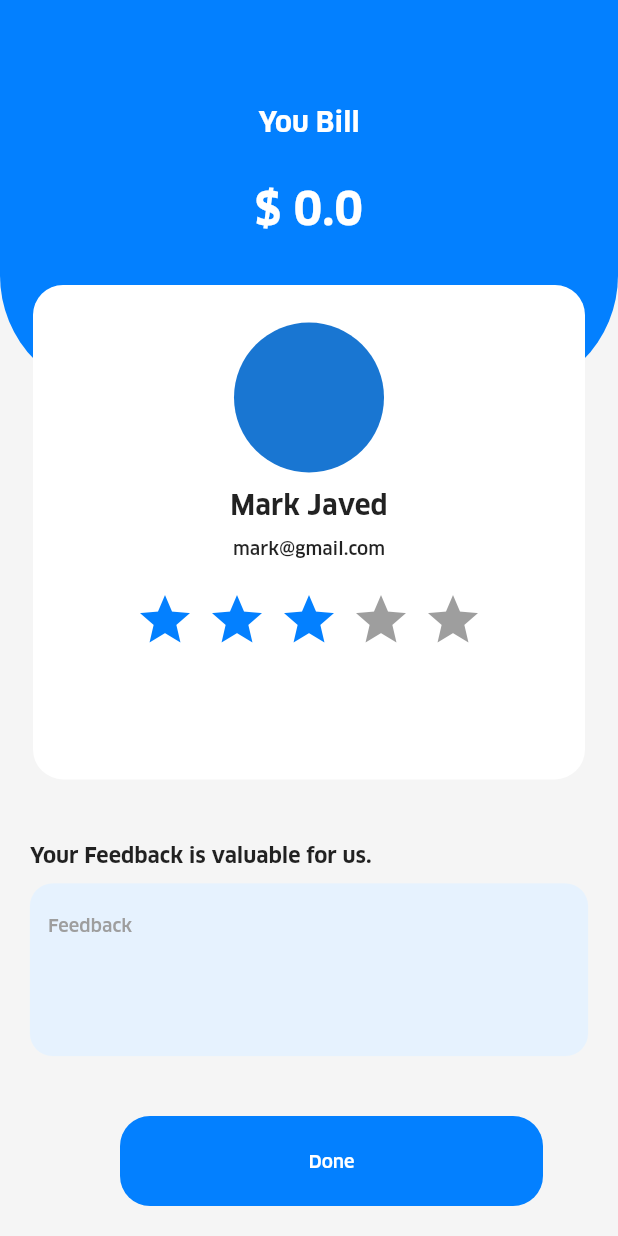
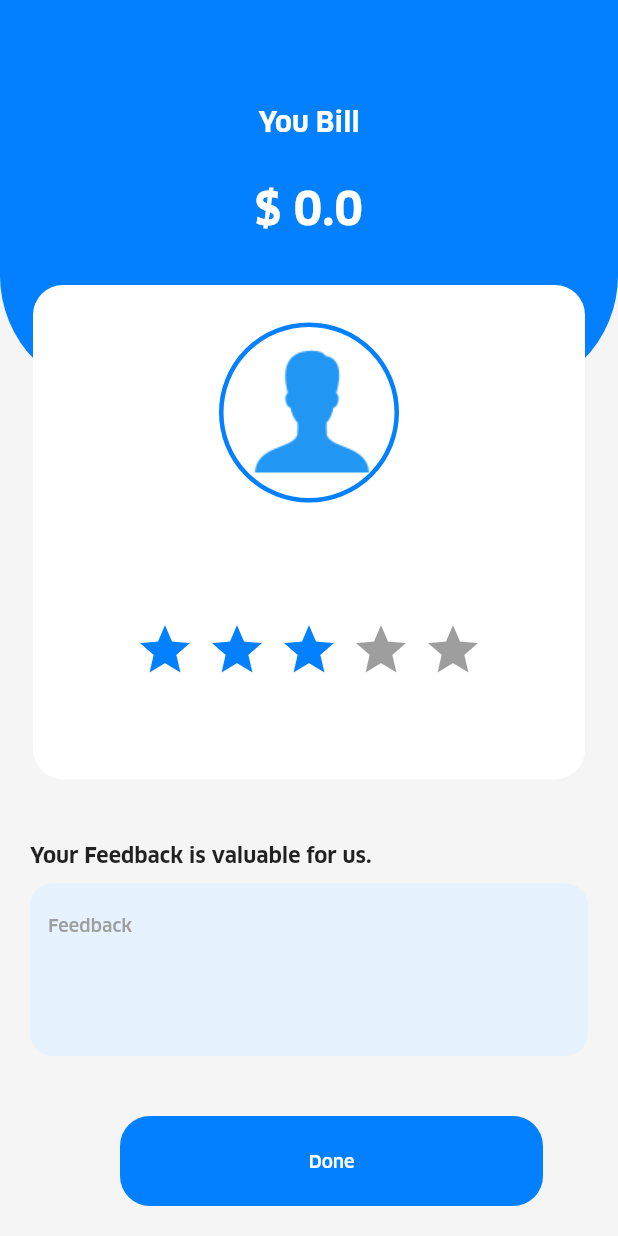
Before and after one commit to hamza11540/tara-ride-customer, a Flutter app: the RatingScreen screen opened directly with empty values, on a phone screen of 412 x 824 dp. Run offline on Flutter 3.47's test engine with Material 2 defaults, Android fonts, the phone set to English and light mode, and no system bars; drawn by our look-alikes of flutter_rating_bar; our stand-ins replace adaptive_theme, auto_size_text, avatar_glow, awesome_notifications, bubble, cached_network_image and 27 more; missing offline and left inert: bottom_picker, flutter_polyline_points, flutter_stripe, global_configuration, google_place, maps_launcher and 3 more; accounts and stored records are empty; generated files the repository leaves out were written again; network calls fail.

Commit message:
rating show data

```diff
--- /dev/null
+++ b/lib/src/models/generic_model.dart
@@ -0,0 +1,15 @@
+class GenericModel {
+  String? success;
+
+  GenericModel({this.success});
+
+  GenericModel.fromJson(Map<String, dynamic> json) {
+    success = json['Success'];
+  }
+
+  Map<String, dynamic> toJson() {
+    final Map<String, dynamic> data = new Map<String, dynamic>();
+    data['Success'] = this.success;
+    return data;
+  }
+}
--- a/lib/src/views/screens/rating_screen.dart
+++ b/lib/src/views/screens/rating_screen.dart
@@ -1,15 +1,18 @@
+import 'package:cached_network_image/cached_network_image.dart';
 import 'package:driver_customer_app/src/controllers/ride_controller.dart';
 import 'package:driver_customer_app/src/models/ride.dart';
 import 'package:flutter/material.dart';
 import 'package:flutter_rating_bar/flutter_rating_bar.dart';
 
 import '../../../app_colors.dart';
+import '../../helper/assets.dart';
 import '../widgets/textfield_decoration.dart';
 
 class RatingScreen extends StatefulWidget {
   final Ride ride;
   const RatingScreen({
-    Key? key, required this.ride,
+    Key? key,
+    required this.ride,
   }) : super(key: key);
 
   @override
@@ -18,7 +21,6 @@ class RatingScreen extends StatefulWidget {
 
 class _RatingScreenState extends State<RatingScreen> {
   double? ratings;
-
 
   @override
   Widget build(BuildContext context) {
@@ -88,14 +90,41 @@ class _RatingScreenState extends State<RatingScreen> {
                   padding: const EdgeInsets.only(top: 25),
                   child: Column(
                     children: [
-                      CircleAvatar(
-                        radius: 50,
+                      Container(
+                        height: 120,
+                        width: 120,
+                        decoration: BoxDecoration(
+                            shape: BoxShape.circle,
+                            border: Border.all(
+                                color: AppColors.mainBlue, width: 3)),
+                        child: ClipOval(
+                            child: widget.ride.driver?.user?.picture != null &&
+                                    widget.ride.driver?.user?.picture!.id != ''
+                                ? CachedNetworkImage(
+                                    progressIndicatorBuilder:
+                                        (context, url, progress) => Center(
+                                      child: CircularProgressIndicator(
+                                        value: progress.progress,
+                                      ),
+                                    ),
+                                    imageUrl: widget
+                                            .ride.driver?.user?.picture!.url ??
+                                        "",
+                                    width: 100,
+                                    height: 100,
+                                    fit: BoxFit.cover,
+                                  )
+                                : Image.asset(Assets.placeholderUser,
+                                    color: Theme.of(context).primaryColor,
+                                    height: 100,
+                                    width: 100,
+                                    fit: BoxFit.scaleDown)),
                       ),
                       const SizedBox(
                         height: 10,
                       ),
                       Text(
-                        'Mark Javed',
+                        widget.ride.driver?.user?.name ?? "",
                         style: const TextStyle(
                             fontWeight: FontWeight.bold, fontSize: 18),
                       ),
@@ -103,7 +132,7 @@ class _RatingScreenState extends State<RatingScreen> {
                         height: 10,
                       ),
                       Text(
-                        'mark@gmail.com',
+                        widget.ride.driver?.user?.email ?? "",
                         style: const TextStyle(
                             fontWeight: FontWeight.w500, fontSize: 12),
                       ),
```
Also changed, not shown: pubspec.lock.
